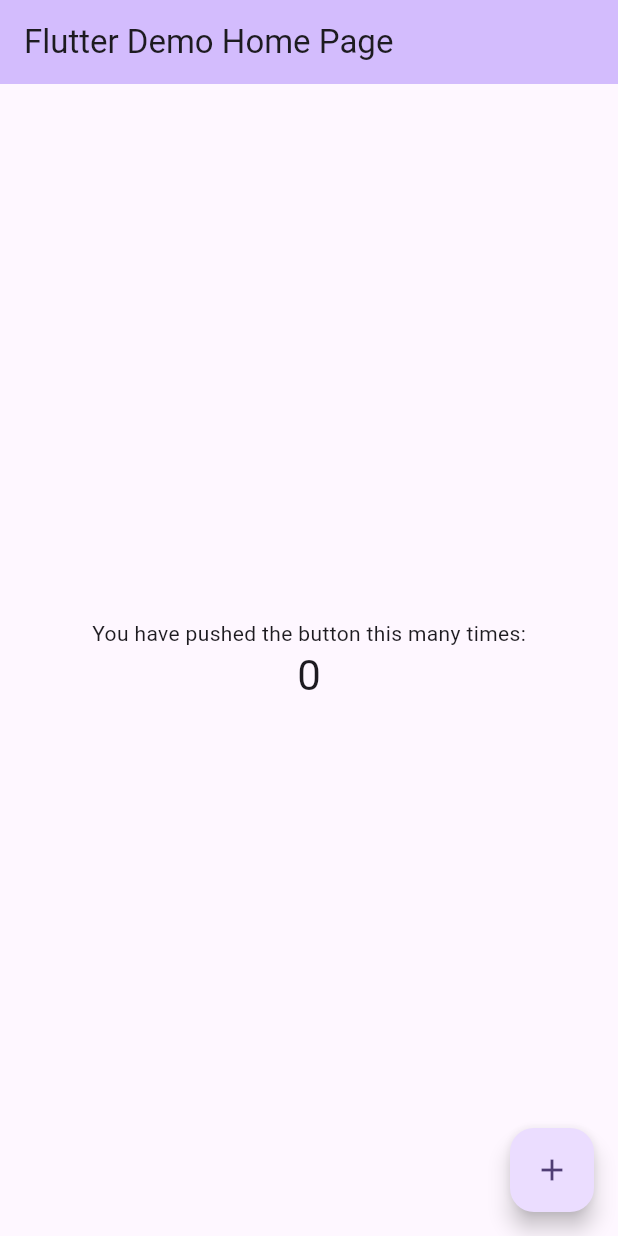
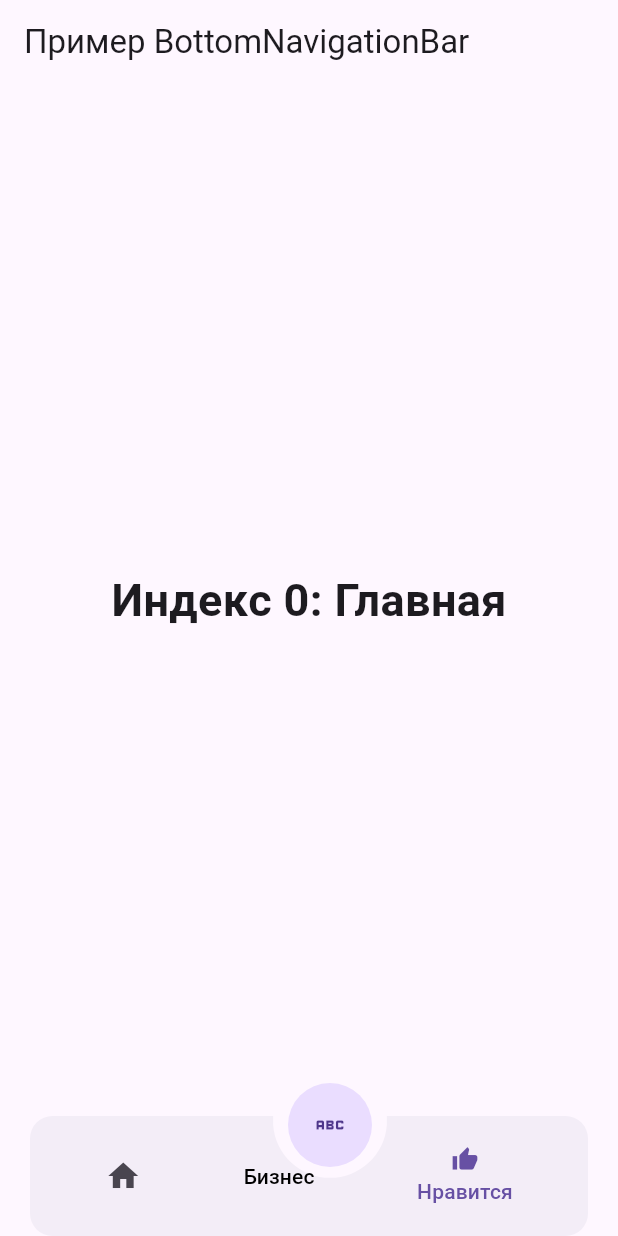
Before and after one commit to maratakoev/test, a Flutter app: the screen it shows after launch, on a phone screen of 412 x 824 dp. Run offline on Flutter 3.47's test engine with Material 3 defaults, Android fonts, the phone set to English and light mode, and no system bars.

Commit message:
форма нижнего меню готова

```diff
--- a/lib/main.dart
+++ b/lib/main.dart
@@ -1,125 +1,210 @@
 import 'package:flutter/material.dart';
+import 'dart:math' as math;
 
-void main() {
-  runApp(const MyApp());
-}
+void main() => runApp(const BottomNavigationBarExampleApp());
 
-class MyApp extends StatelessWidget {
-  const MyApp({super.key});
+class BottomNavigationBarExampleApp extends StatelessWidget {
+  const BottomNavigationBarExampleApp({super.key});
 
-  // This widget is the root of your application.
   @override
   Widget build(BuildContext context) {
-    return MaterialApp(
-      title: 'Flutter Demo',
-      theme: ThemeData(
-        // This is the theme of your application.
-        //
-        // TRY THIS: Try running your application with "flutter run". You'll see
-        // the application has a purple toolbar. Then, without quitting the app,
-        // try changing the seedColor in the colorScheme below to Colors.green
-        // and then invoke "hot reload" (save your changes or press the "hot
-        // reload" button in a Flutter-supported IDE, or press "r" if you used
-        // the command line to start the app).
-        //
-        // Notice that the counter didn't reset back to zero; the application
-        // state is not lost during the reload. To reset the state, use hot
-        // restart instead.
-        //
-        // This works for code too, not just values: Most code changes can be
-        // tested with just a hot reload.
-        colorScheme: ColorScheme.fromSeed(seedColor: Colors.deepPurple),
-        useMaterial3: true,
-      ),
-      home: const MyHomePage(title: 'Flutter Demo Home Page'),
+    return const MaterialApp(
+      home: BottomNavigationBarExample(),
     );
   }
 }
 
-class MyHomePage extends StatefulWidget {
-  const MyHomePage({super.key, required this.title});
-
-  // This widget is the home page of your application. It is stateful, meaning
-  // that it has a State object (defined below) that contains fields that affect
-  // how it looks.
-
-  // This class is the configuration for the state. It holds the values (in this
-  // case the title) provided by the parent (in this case the App widget) and
-  // used by the build method of the State. Fields in a Widget subclass are
-  // always marked "final".
-
-  final String title;
+class BottomNavigationBarExample extends StatefulWidget {
+  const BottomNavigationBarExample({super.key});
 
   @override
-  State<MyHomePage> createState() => _MyHomePageState();
+  State<BottomNavigationBarExample> createState() =>
+      _BottomNavigationBarExampleState();
 }
 
-class _MyHomePageState extends State<MyHomePage> {
-  int _counter = 0;
+class _BottomNavigationBarExampleState
+    extends State<BottomNavigationBarExample> {
+  int _selectedIndex = 0;
+  static const TextStyle optionStyle =
+      TextStyle(fontSize: 30, fontWeight: FontWeight.bold);
+  static const List<Widget> _widgetOptions = <Widget>[
+    Text(
+      'Индекс 0: Главная',
+      style: optionStyle,
+    ),
+    Text(
+      'Индекс 1: Бизнес',
+      style: optionStyle,
+    ),
+    Text(
+      'Индекс 2: Школа',
+      style: optionStyle,
+    ),
+  ];
 
-  void _incrementCounter() {
+  void _onItemTapped(int index) {
     setState(() {
-      // This call to setState tells the Flutter framework that something has
-      // changed in this State, which causes it to rerun the build method below
-      // so that the display can reflect the updated values. If we changed
-      // _counter without calling setState(), then the build method would not be
-      // called again, and so nothing would appear to happen.
-      _counter++;
+      _selectedIndex = index;
     });
   }
 
   @override
   Widget build(BuildContext context) {
-    // This method is rerun every time setState is called, for instance as done
-    // by the _incrementCounter method above.
-    //
-    // The Flutter framework has been optimized to make rerunning build methods
-    // fast, so that you can just rebuild anything that needs updating rather
-    // than having to individually change instances of widgets.
     return Scaffold(
       appBar: AppBar(
-        // TRY THIS: Try changing the color here to a specific color (to
-        // Colors.amber, perhaps?) and trigger a hot reload to see the AppBar
-        // change color while the other colors stay the same.
-        backgroundColor: Theme.of(context).colorScheme.inversePrimary,
-        // Here we take the value from the MyHomePage object that was created by
-        // the App.build method, and use it to set our appbar title.
-        title: Text(widget.title),
+        title: const Text('Пример BottomNavigationBar'),
       ),
       body: Center(
-        // Center is a layout widget. It takes a single child and positions it
-        // in the middle of the parent.
-        child: Column(
-          // Column is also a layout widget. It takes a list of children and
-          // arranges them vertically. By default, it sizes itself to fit its
-          // children horizontally, and tries to be as tall as its parent.
-          //
-          // Column has various properties to control how it sizes itself and
-          // how it positions its children. Here we use mainAxisAlignment to
-          // center the children vertically; the main axis here is the vertical
-          // axis because Columns are vertical (the cross axis would be
-          // horizontal).
-          //
-          // TRY THIS: Invoke "debug painting" (choose the "Toggle Debug Paint"
-          // action in the IDE, or press "p" in the console), to see the
-          // wireframe for each widget.
-          mainAxisAlignment: MainAxisAlignment.center,
-          children: <Widget>[
-            const Text(
-              'You have pushed the button this many times:',
+        child: _widgetOptions.elementAt(_selectedIndex),
+      ),
+      floatingActionButton: FloatingActionButton(
+        elevation: 0,
+        shape: RoundedRectangleBorder(borderRadius: BorderRadius.circular(50)),
+        child: const Icon(Icons.abc),
+        onPressed: () {},
+        mini: false,
+      ),
+      floatingActionButtonLocation:
+          CustomCenterDockedFloatingActionButtonLocation(),
+      bottomNavigationBar: SafeArea(
+        minimum: const EdgeInsets.symmetric(horizontal: 20),
+        child: Padding(
+          padding: const EdgeInsets.only(),
+          child: ClipRRect(
+            borderRadius: BorderRadius.circular(15),
+            child: BottomAppBar(
+              shape: CustomCircularNotchedRectangle(
+                notchOffset: const Offset(-20, 0), // Вырез по центру
+              ),
+              notchMargin: 10, // Настройка отступа между FAB и вырезом
+              child: Row(
+                mainAxisAlignment: MainAxisAlignment.spaceAround,
+                children: <Widget>[
+                  IconButton(
+                    icon: const Icon(Icons.home),
+                    onPressed: () {
+                      setState(() {
+                        _selectedIndex = 0;
+                      });
+                    },
+                  ),
+                  TextButton(
+                    child: const Text(
+                      'Бизнес',
+                      style: TextStyle(fontSize: 14, color: Colors.black),
+                    ),
+                    onPressed: () {
+                      setState(() {
+                        _selectedIndex = 1;
+                      });
+                    },
+                  ),
+                  TextButton(
+                    onPressed: () {
+                      // Действие при нажатии кнопки
+                    },
+                    child: const Column(
+                      mainAxisSize: MainAxisSize.min,
+                      children: [
+                        Icon(Icons.thumb_up), // Иконка
+                        SizedBox(height: 2), // Отступ между иконкой и текстом
+                        Text('Нравится'), // Текст
+                      ],
+                    ),
+                  ),
+                ],
+              ),
             ),
-            Text(
-              '$_counter',
-              style: Theme.of(context).textTheme.headlineMedium,
-            ),
-          ],
+          ),
         ),
       ),
-      floatingActionButton: FloatingActionButton(
-        onPressed: _incrementCounter,
-        tooltip: 'Increment',
-        child: const Icon(Icons.add),
-      ), // This trailing comma makes auto-formatting nicer for build methods.
     );
   }
 }
+
+class CustomCircularNotchedRectangle extends NotchedShape {
+  CustomCircularNotchedRectangle({
+    this.notchOffset = const Offset(0, 0),
+  });
+  final Offset notchOffset;
+
+  @override
+  Path getOuterPath(Rect host, Rect? guest) {
+    if (guest == null || !host.overlaps(guest)) return Path()..addRect(host);
+    // The guest's shape is a circle bounded by the guest rectangle.
+    // So the guest's radius is half the guest width.
+    final double notchRadius = guest.width / 2;
+    // We build a path for the notch from 3 segments:
+    // Segment A - a Bezier curve from the host's top edge to segment B.
+    // Segment B - an arc with radius notchRadius.
+    // Segment C - a Bezier curve from segment B back to the host's top edge.
+    //
+    // A detailed explanation and the derivation of the formulas below is
+    // available at: goo.gl/Ufzrqn
+
+    const double s1 = 0;
+    const double s2 = 0;
+
+    final double r = notchRadius - 0.1;
+    final double a = -1 * r - s2;
+    final double b = host.top - guest.center.dy;
+
+    final double n2 = math.sqrt(b * b * r * r * (a * a + b * b - r * r));
+    final double p2xA = ((a * r * r) - n2) / (a * a + b * b);
+    final double p2xB = ((a * r * r) + n2) / (a * a + b * b);
+    final double p2yA = math.sqrt(r * r - p2xA * p2xA);
+    final double p2yB = math.sqrt(r * r - p2xB * p2xB);
+
+    final List<Offset?> p = List<Offset?>.filled(6, null);
+
+    // p0, p1, and p2 are the control points for segment A.
+    p[0] = Offset(a - s1, b);
+    p[1] = Offset(a, b);
+    final double cmp = b < 0 ? -1.0 : 1.0;
+    p[2] = cmp * p2yA > cmp * p2yB ? Offset(p2xA, p2yA) : Offset(p2xB, p2yB);
+
+    // p3, p4, and p5 are the control points for segment B, which is a mirror
+    // of segment A around the y axis.
+    p[3] = Offset(-1.0 * p[2]!.dx, p[2]!.dy);
+    p[4] = Offset(-1.0 * p[1]!.dx, p[1]!.dy);
+    p[5] = Offset(-1.0 * p[0]!.dx, p[0]!.dy);
+
+    // translate all points back to the absolute coordinate system.
+    for (int i = 0; i < p.length; i += 1) {
+      p[i] = p[i]! + guest.center + notchOffset;
+    }
+
+    return Path()
+      ..moveTo(host.left, host.top)
+      ..lineTo(p[0]!.dx, p[0]!.dy)
+      ..quadraticBezierTo(p[1]!.dx, p[1]!.dy, p[2]!.dx, p[2]!.dy)
+      ..arcToPoint(
+        p[3]!,
+        radius: Radius.circular(notchRadius),
+        clockwise: false,
+      )
+      ..quadraticBezierTo(p[4]!.dx, p[4]!.dy, p[5]!.dx, p[5]!.dy)
+      ..lineTo(host.right, host.top)
+      ..lineTo(host.right, host.bottom)
+      ..lineTo(host.left, host.bottom)
+      ..close();
+  }
+}
+
+class CustomCenterDockedFloatingActionButtonLocation
+    extends FloatingActionButtonLocation {
+  @override
+  Offset getOffset(ScaffoldPrelayoutGeometry scaffoldGeometry) {
+    final double fabHalfWidth =
+        scaffoldGeometry.floatingActionButtonSize.width / 2.0;
+    final double contentBottom = scaffoldGeometry.contentBottom;
+
+    // Опустить FAB ниже, увеличив отступ
+    const double bottomMargin = -6; // Настройка вертикального отступа
+
+    return Offset(
+      (scaffoldGeometry.scaffoldSize.width - fabHalfWidth) / 2.0,
+      contentBottom - fabHalfWidth - bottomMargin,
+    );
+  }
+}
--- a/pubspec.yaml
+++ b/pubspec.yaml
@@ -35,6 +35,7 @@ dependencies:
   # The following adds the Cupertino Icons font to your application.
   # Use with the CupertinoIcons class for iOS style icons.
   cupertino_icons: ^1.0.6
+  persistent_bottom_nav_bar_v2: ^5.3.0
 
 dev_dependencies:
   flutter_test:
```
Also changed, not shown: pubspec.lock.
